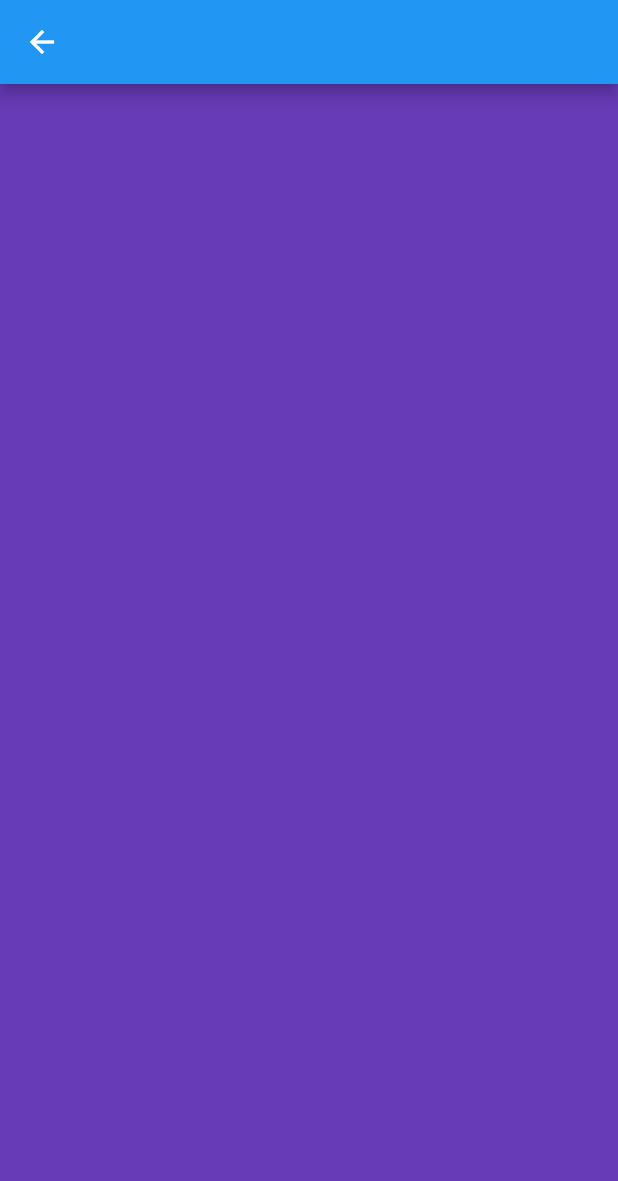
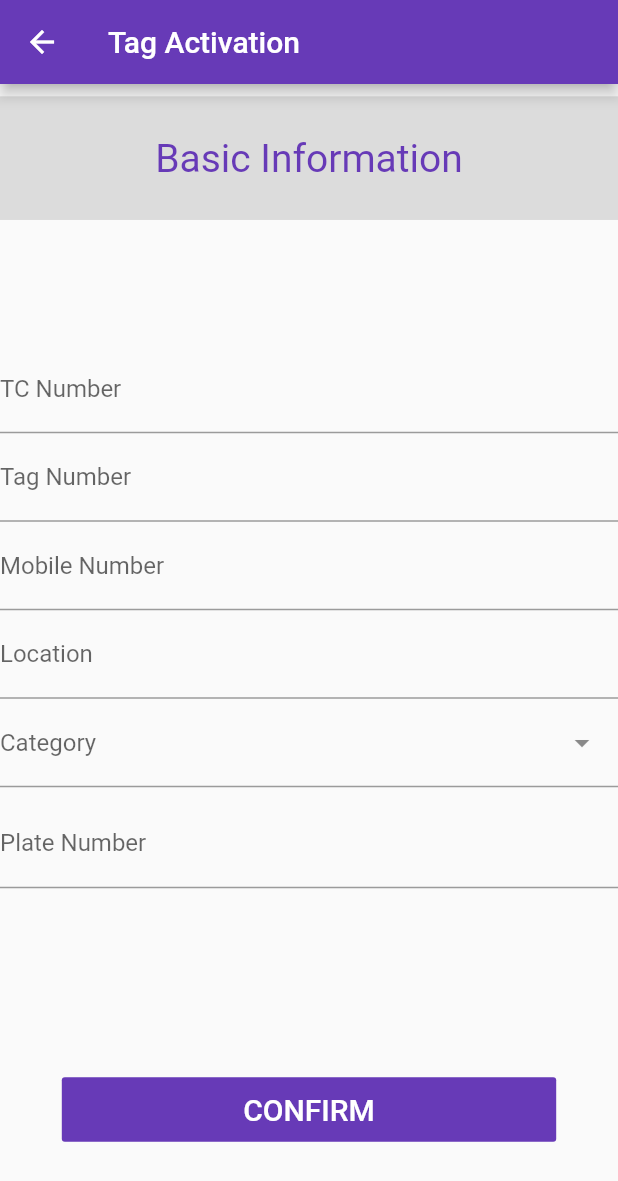
Before and after one commit to Ashik116/Pay-Toll-ETC, a Flutter app: the Tagactivition screen opened directly, on a phone screen of 412 x 824 dp. Shown: the top 1181 px of the screen. Run offline on Flutter 3.47's test engine with Material 2 defaults, Android fonts, the phone set to English and light mode, and no system bars; drawn by our look-alikes of dropdown_search; our stand-ins replace animate_do, carousel_slider, connectivity, dots_indicator, flutter_spinkit, geocoding and 4 more; missing offline and left inert: flutter_polyline_points.

Commit message:
10/04/2022
Ashik

```diff
--- a/lib/Ui/homepage.dart
+++ b/lib/Ui/homepage.dart
@@ -5,7 +5,6 @@ import 'package:toll_payetc/Animation/loading.dart';
 import 'package:toll_payetc/Model/drawer.dart';
 import 'package:toll_payetc/Ui/sign_in.dart';
 import 'package:toll_payetc/Units/About%20Us/about_us.dart';
-import 'package:toll_payetc/Units/Contact%20Us/contact_us.dart';
 import 'package:toll_payetc/Units/Feedback/feedback.dart';
 import 'package:toll_payetc/Units/Tag%20Activition/tag_activition.dart';
 import 'package:toll_payetc/Units/location.dart';
@@ -41,7 +40,8 @@ class _HomePageState extends State<HomePage> {
     Size size = MediaQuery.of(context).size;
     return !isSplashing
         ? const loadingAnimation()
-        : Scaffold(
+        : SafeArea(
+            child: Scaffold(
               resizeToAvoidBottomInset: false,
               drawer: const SlideDrawer(),
               backgroundColor: Colors.white,
@@ -60,7 +60,8 @@ class _HomePageState extends State<HomePage> {
                       icon: const Icon(
                         Icons.notifications,
                         color: Colors.white,
-                      semanticLabel: 'Text to announce in accessibility modes',
+                        semanticLabel:
+                            'Text to announce in accessibility modes',
                       ))
                 ],
                 backgroundColor: Colors.transparent, elevation: 0,
@@ -253,7 +254,7 @@ class _HomePageState extends State<HomePage> {
                                                 context,
                                                 MaterialPageRoute(
                                                     builder: (_) =>
-                                                      const Contactus()));
+                                                        const Tagactivition()));
                                           },
                                           child: SizedBox(
                                             height: size.height * 0.11,
@@ -477,6 +478,7 @@ class _HomePageState extends State<HomePage> {
                   ),
                 ],
               ),
+            ),
           );
   }
 }
--- a/lib/Units/Contact Us/contact_us.dart
+++ b/lib/Units/Contact Us/contact_us.dart
@@ -15,7 +15,8 @@ class _ContactusState extends State<Contactus> {
   Widget build(BuildContext context) {
     Size size = MediaQuery.of(context).size;
 
-    return Scaffold(
+    return SafeArea(
+      child: Scaffold(
           resizeToAvoidBottomInset: false,
           appBar: AppBar(
             backgroundColor: Colors.deepPurple,
@@ -39,8 +40,8 @@ class _ContactusState extends State<Contactus> {
                     child: SizedBox(
                         height: size.height * 0.05,
                         width: size.width * 0.1,
-                      child:
-                          ClipOval(child: Image.asset("images/icon/web.png"))),
+                        child: ClipOval(
+                            child: Image.asset("images/icon/web.png"))),
                   ),
                   SizedBox(
                     width: size.width * 0.02,
@@ -207,6 +208,7 @@ class _ContactusState extends State<Contactus> {
                 ),
               ),
             ],
-        ));
+          )),
+    );
   }
 }
--- a/lib/Units/Feedback/feedback.dart
+++ b/lib/Units/Feedback/feedback.dart
@@ -166,7 +166,8 @@ class _FeedBackState extends State<FeedBack> {
   @override
   Widget build(BuildContext context) {
     Size size = MediaQuery.of(context).size;
-    return Scaffold(
+    return SafeArea(
+      child: Scaffold(
         resizeToAvoidBottomInset: false,
         appBar: AppBar(
           title: const Text("Feedback"),
@@ -200,6 +201,9 @@ class _FeedBackState extends State<FeedBack> {
             ),
             TextFormField(
               decoration: const InputDecoration(labelText: "Account Number"),
+            ),
+            SizedBox(
+              height: size.height * 0.01,
             ),
             TextField(
               scrollPadding: const EdgeInsets.all(10),
@@ -236,7 +240,7 @@ class _FeedBackState extends State<FeedBack> {
               ],
             ),
             SizedBox(
-            height: size.height * 0.1,
+              height: size.height * 0.05,
             ),
             FlatButton(
               padding: const EdgeInsets.all(10),
@@ -252,6 +256,7 @@ class _FeedBackState extends State<FeedBack> {
             ),
           ],
         ),
+      ),
     );
   }
 }
--- a/lib/Units/Tag Activition/tag_activition.dart
+++ b/lib/Units/Tag Activition/tag_activition.dart
@@ -1,3 +1,4 @@
+import 'package:dropdown_search/dropdown_search.dart';
 import 'package:flutter/material.dart';
 
 class Tagactivition extends StatefulWidget {
@@ -8,13 +9,100 @@ class Tagactivition extends StatefulWidget {
 }
 
 class _TagactivitionState extends State<Tagactivition> {
+  String _vehicleType = '';
   @override
   Widget build(BuildContext context) {
-    return Scaffold(
-      appBar: AppBar(),
-      body: Container(
-        color: Colors.deepPurple,
-      ),
+    Size size = MediaQuery.of(context).size;
+    return SafeArea(
+      child: Scaffold(
+          resizeToAvoidBottomInset: false,
+          appBar: AppBar(
+            backgroundColor: Colors.deepPurple,
+            title: const Text("Tag Activation"),
+          ),
+          body: Column(
+            children: [
+              SizedBox(
+                height: size.height * 0.01,
+              ),
+              Container(
+                height: size.height * 0.1,
+                width: size.width,
+                color: Colors.black12,
+                child: Column(
+                  mainAxisAlignment: MainAxisAlignment.center,
+                  children: const [
+                    Text(
+                      "Basic Information",
+                      style: TextStyle(
+                        fontSize: 26,
+                        color: Colors.deepPurple,
+                      ),
+                    ),
+                  ],
+                ),
+              ),
+              SizedBox(
+                height: size.height * 0.101,
+              ),
+              const TextField(
+                decoration: InputDecoration(labelText: "TC Number"),
+              ),
+              const TextField(
+                decoration: InputDecoration(labelText: "Tag Number"),
+              ),
+              const TextField(
+                decoration: InputDecoration(labelText: "Mobile Number"),
+              ),
+              const TextField(
+                decoration: InputDecoration(labelText: "Location"),
+              ),
+              DropdownSearch<String>(
+                mode: Mode.MENU,
+                items: const [
+                  'Private-Car',
+                  'Truck',
+                  'Bus',
+                  'CNG',
+                  'MotorCycle',
+                  'Micro Bus',
+                  'None',
+                ],
+                dropdownSearchDecoration: const InputDecoration(
+                  labelText: "Category",
+                  hintText: "Select Your Vehicle",
+                ),
+                onChanged: (value) {
+                  _vehicleType = value.toString();
+                },
+                // selectedItem: "Tender"
+              ),
+              SizedBox(
+                height: size.height * 0.01,
+              ),
+              const TextField(
+                decoration: InputDecoration(
+                  labelText: "Plate Number",
+                  hintText: "DHA-G-11-XXXXX",
+                ),
+              ),
+              SizedBox(
+                height: size.height * 0.15,
+              ),
+              FlatButton(
+                padding: const EdgeInsets.all(10),
+                onPressed: () {},
+                child: const Text(
+                  "CONFIRM",
+                  style: TextStyle(color: Colors.white, fontSize: 20),
+                ),
+                color: Colors.deepPurple,
+                splashColor: Colors.amber,
+                height: size.height * 0.05,
+                minWidth: size.width * 0.8,
+              ),
+            ],
+          )),
     );
   }
 }
--- a/pubspec.yaml
+++ b/pubspec.yaml
@@ -58,6 +58,7 @@ dependencies:
   geolocator: ^7.0.3
   geocoding: ^2.0.0
   flutter_polyline_points: ^1.0.0
+  dropdown_search: ^2.0.1
 
 flutter_icons:
   image_path: "images/logo.png"
```
Also changed, not shown: images/infor.jpg (added), pubspec.lock. Lines whose indentation alone changed are shown as unchanged.
